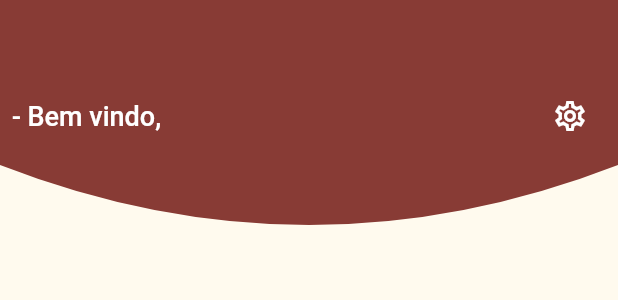
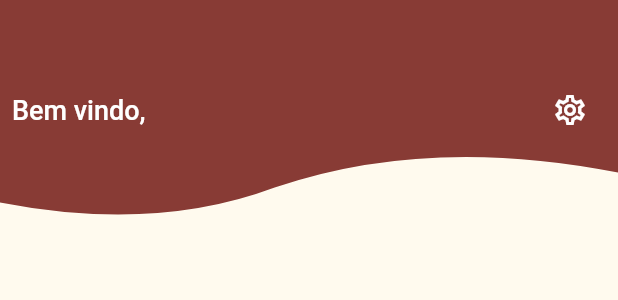
Before and after one commit to OzielFilho/Chevron, a Flutter app: the HeaderWidget widget shown alone on an empty page, opened directly, on a phone screen of 412 x 824 dp. Shown: the top 300 px of the screen. Run offline on Flutter 3.47's test engine with Material 2 defaults, Android fonts, the phone set to English and light mode, and no system bars; our stand-ins replace cloud_firestore, firebase_auth, firebase_core, firebase_storage, flutter_custom_clippers, flutter_mobx and 3 more; accounts and stored records are empty; generated files the repository leaves out were written again.

Commit message:
feat : organizate screen initial and home

```diff
--- a/lib/app/modules/home/pages/initial_page/widgets/header/header_widget.dart
+++ b/lib/app/modules/home/pages/initial_page/widgets/header/header_widget.dart
@@ -15,21 +15,21 @@ class _HeaderWidgetState extends State<HeaderWidget> {
   @override
   Widget build(BuildContext context) {
     return ClipPath(
-      clipper: OvalBottomBorderClipper(),
+      clipper: WaveClipperTwo(),
       child: Container(
         color: Theme.of(context).primaryColor,
         width: MediaQuery.of(context).size.width,
-        height: 150,
+        height: 155,
         child: Padding(
           padding: const EdgeInsets.all(8.0),
           child: Column(
             children: [
-              SizedBox(height: MediaQuery.of(context).size.height * 0.055),
+              SizedBox(height: MediaQuery.of(context).size.height * 0.05),
               Row(
                 mainAxisAlignment: MainAxisAlignment.spaceBetween,
                 children: [
                   Text(
-                    '- Bem vindo, ${homeController.userFirebase!.name}',
+                    'Bem vindo, ${homeController.userFirebase!.name}',
                     style: Theme.of(context).textTheme.headline2,
                   ),
                   IconButton(
```
Also changed, not shown: lib/app/modules/home/home_controller.dart (+18 -0 lines), lib/app/modules/home/home_page.dart (+41 -3 lines), lib/app/modules/home/pages/initial_page/initial_page.dart (+4 -31 lines), lib/app/modules/home/home_controller.g.dart, lib/app/modules/home/pages/initial_page/initial_controller.g.dart, lib/app/modules/login/login_controller.g.dart.
